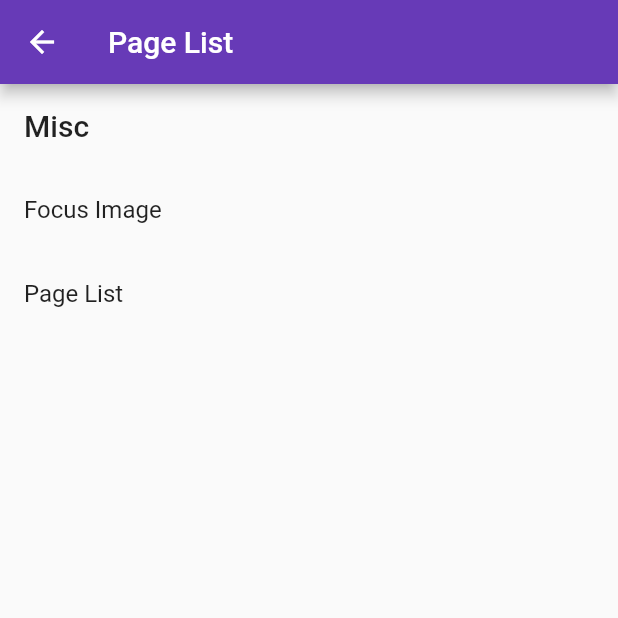
After one commit to SpicyIslandFruits/hiking_album, a Flutter app: the screen it shows after launch, after a tap on the "star" icon, on a phone screen of 412 x 824 dp, the top half of it. The commit adds this screen. Run offline on Flutter 3.47's test engine with Material 2 defaults, Android fonts, the phone set to English and light mode, and no system bars.

Commit message:
created page list.

```diff
--- a/lib/main.dart
+++ b/lib/main.dart
@@ -1,34 +1,40 @@
 import 'package:flutter/material.dart';
+import 'package:hiking_album/src/home.dart';
+import 'package:hiking_album/src/pages.dart';
 import 'src/focus_image.dart';
 
-void main() => runApp(AnimationSamples());
+void main() => runApp(HikingAlbum());
 
-class Demo {
+class PageContext {
   final String name;
   final String route;
   final WidgetBuilder builder;
 
-  const Demo({this.name, this.route, this.builder});
+  const PageContext({this.name, this.route, this.builder});
 }
 
-final miscDemos = [
-  Demo(
+final pageContexts = [
+  PageContext(
       name: 'Focus Image',
-      route: FocusImageDemo.routeName,
-      builder: (context) => FocusImageDemo()),
+      route: ListImage.routeName,
+      builder: (context) => ListImage()),
+  PageContext(
+      name: 'Page List',
+      route: PageListPage.routeName,
+      builder: (context) => PageListPage()),
 ];
 
-final miscDemoRoutes =
-    Map.fromEntries(miscDemos.map((d) => MapEntry(d.route, d.builder)));
+final tempRoutes =
+    Map.fromEntries(pageContexts.map((d) => MapEntry(d.route, d.builder)));
 
 final allRoutes = <String, WidgetBuilder>{
-  ...miscDemoRoutes,
+  ...tempRoutes,
 };
 
-class AnimationSamples extends StatelessWidget {
+class HikingAlbum extends StatelessWidget {
   Widget build(BuildContext context) {
     return MaterialApp(
-      title: 'Animation Samples',
+      title: 'Hiking Album',
       theme: ThemeData(
         primarySwatch: Colors.deepPurple,
       ),
@@ -37,35 +43,3 @@ class AnimationSamples extends StatelessWidget {
     );
   }
 }
-
-class HomePage extends StatelessWidget {
-  Widget build(BuildContext context) {
-    final headerStyle = Theme.of(context).textTheme.title;
-    return Scaffold(
-      appBar: AppBar(
-        title: Text('Animation Samples'),
-      ),
-      body: ListView(
-        children: [
-          ListTile(title: Text('Misc', style: headerStyle)),
-          ...miscDemos.map((d) => DemoTile(d)),
-        ],
-      ),
-    );
-  }
-}
-
-class DemoTile extends StatelessWidget {
-  final Demo demo;
-
-  DemoTile(this.demo);
-
-  Widget build(BuildContext context) {
-    return ListTile(
-      title: Text(demo.name),
-      onTap: () {
-        Navigator.pushNamed(context, demo.route);
-      },
-    );
-  }
-}
--- a/lib/src/focus_image.dart
+++ b/lib/src/focus_image.dart
@@ -1,7 +1,7 @@
 import 'package:flutter/material.dart';
 
-class FocusImageDemo extends StatelessWidget {
-  static String routeName = '/misc/focus_image';
+class ListImage extends StatelessWidget {
+  static String routeName = '/focus_image';
 
   Widget build(BuildContext context) {
     return Scaffold(
--- /dev/null
+++ b/lib/src/home.dart
@@ -0,0 +1,19 @@
+import 'package:flutter/material.dart';
+
+class HomePage extends StatelessWidget {
+  static String routeName = '/home';
+
+  Widget build(BuildContext context) {
+    return Scaffold(
+      appBar: AppBar(
+        title: Text('Home Page'),
+      ),
+      floatingActionButton: FloatingActionButton(
+        onPressed: () {
+          Navigator.pushNamed(context, '/pages');
+        },
+        child: Icon(Icons.star),
+      ),
+    );
+  }
+}
--- /dev/null
+++ b/lib/src/pages.dart
@@ -0,0 +1,36 @@
+import 'package:flutter/material.dart';
+import 'package:hiking_album/main.dart';
+
+class PageListPage extends StatelessWidget {
+  static String routeName = '/pages';
+
+  Widget build(BuildContext context) {
+    final headerStyle = Theme.of(context).textTheme.title;
+    return Scaffold(
+      appBar: AppBar(
+        title: Text('Page List'),
+      ),
+      body: ListView(
+        children: [
+          ListTile(title: Text('Misc', style: headerStyle)),
+          ...pageContexts.map((d) => DemoTile(d)),
+        ],
+      ),
+    );
+  }
+}
+
+class DemoTile extends StatelessWidget {
+  final PageContext demo;
+
+  DemoTile(this.demo);
+
+  Widget build(BuildContext context) {
+    return ListTile(
+      title: Text(demo.name),
+      onTap: () {
+        Navigator.pushNamed(context, demo.route);
+      },
+    );
+  }
+}
```
Also changed, not shown: 1 other file.
